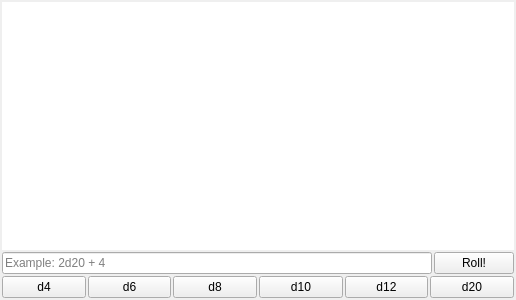
This is roll-widget/rollwidget.ui in Technohamster-py/dm-assist as Qt 5 draws it before an edit. The edited form follows.
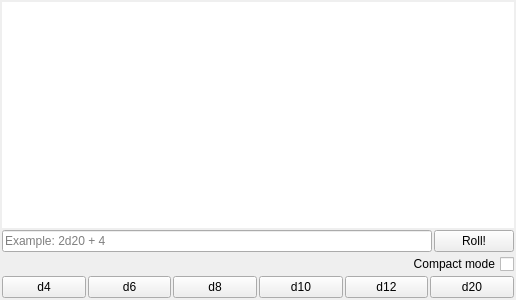
This is the edited form.

Commit message: Добавлен компактный режим

Diff of the .ui file:
```diff
--- a/roll-widget/rollwidget.ui
+++ b/roll-widget/rollwidget.ui
@@ -63,6 +63,16 @@
      </item>
     </layout>
    </item>
+   <item>
+    <widget class="QCheckBox" name="compactModeBox">
+     <property name="layoutDirection">
+      <enum>Qt::RightToLeft</enum>
+     </property>
+     <property name="text">
+      <string>Compact mode</string>
+     </property>
+    </widget>
+   </item>
    <item>
     <layout class="QHBoxLayout" name="horizontalLayout_2">
      <item>
```
The commit also changes 2 other files.
